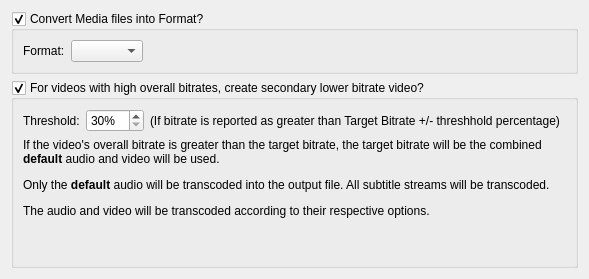
towel42-com/MediaManager, file Preferences/UI/TranscodeGeneralSettings.ui: the form before one commit.
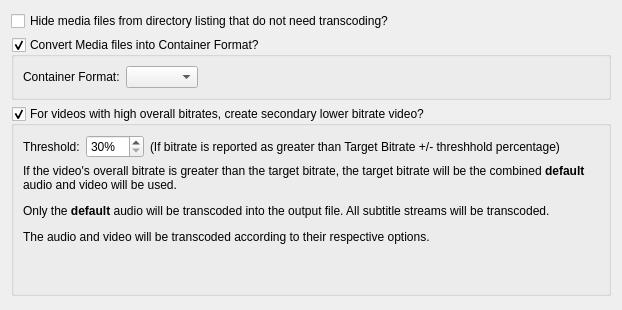
The form after the commit.

Commit message: Format -> Container Format

What changed in the file:
```diff
--- a/Preferences/UI/TranscodeGeneralSettings.ui
+++ b/Preferences/UI/TranscodeGeneralSettings.ui
@@ -6,18 +6,25 @@
    <rect>
     <x>0</x>
     <y>0</y>
-    <width>373</width>
-    <height>279</height>
+    <width>622</width>
+    <height>310</height>
    </rect>
   </property>
   <property name="windowTitle">
    <string>Form</string>
   </property>
   <layout class="QVBoxLayout" name="verticalLayout">
+   <item>
+    <widget class="QCheckBox" name="hideNoTranscodeNecessary">
+     <property name="text">
+      <string>Hide media files from directory listing that do not need transcoding?</string>
+     </property>
+    </widget>
+   </item>
    <item>
     <widget class="QGroupBox" name="convertMediaFormat">
      <property name="title">
-      <string>Convert Media files into Format?</string>
+      <string>Convert Media files into Container Format?</string>
      </property>
      <property name="checkable">
       <bool>true</bool>
@@ -26,7 +33,7 @@
       <item row="0" column="0">
        <widget class="QLabel" name="label">
         <property name="text">
-         <string>Format:</string>
+         <string>Container Format:</string>
         </property>
        </widget>
       </item>
```
Left out of the diff: 11 changed lines with no effect on the pictures.
